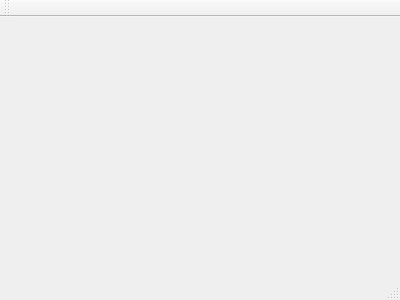
Old version of the form mainwindow.ui in the repository present42/COMP2012H_Monopoly.
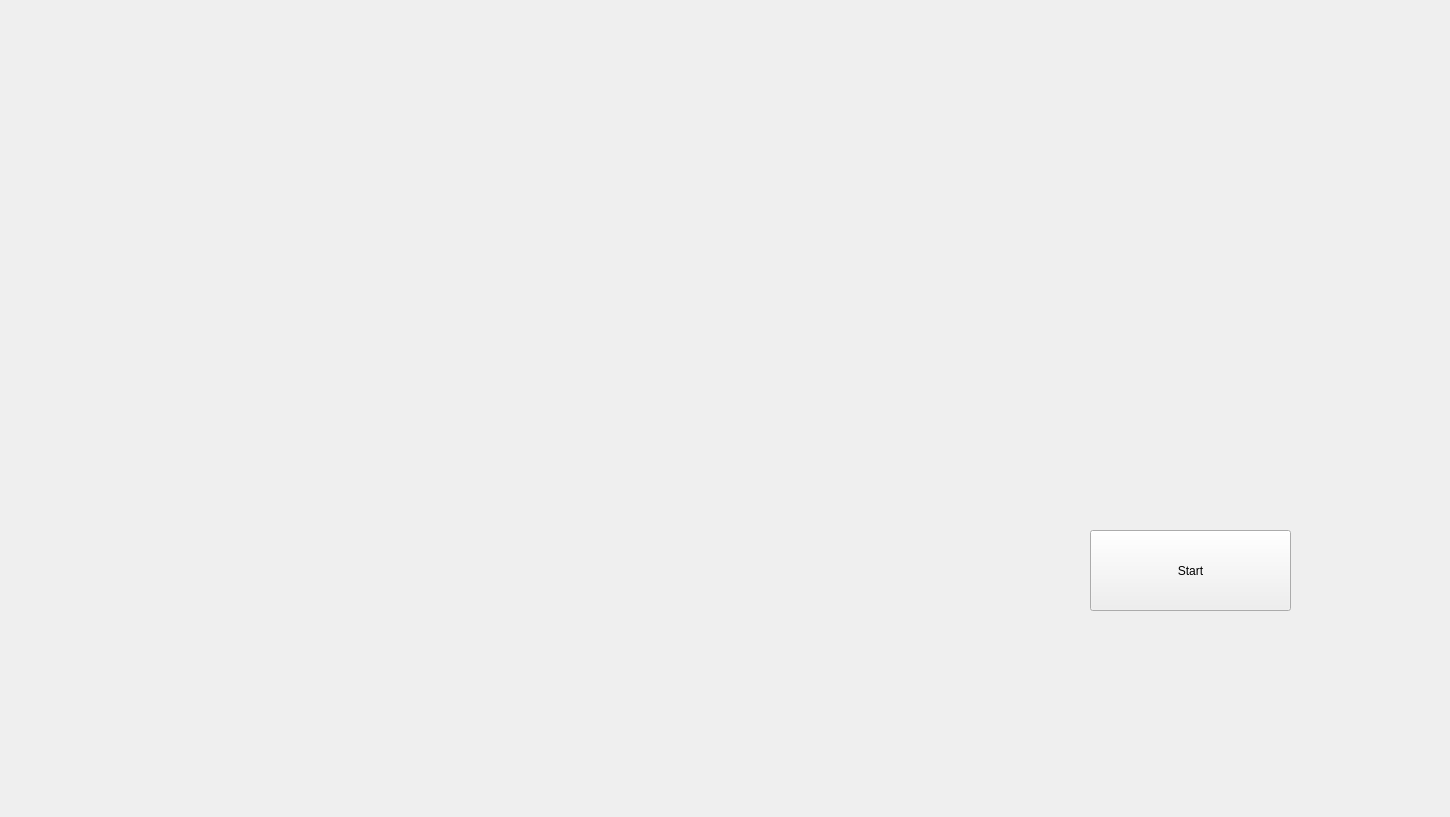
New version of the form. Icons and pictures are not drawn.

Patch:
```diff
--- a/mainwindow.ui
+++ b/mainwindow.ui
@@ -1,24 +1,50 @@
 <ui version="4.0">
  <class>MainWindow</class>
- <widget class="QMainWindow" name="MainWindow" >
-  <property name="geometry" >
+ <widget class="QMainWindow" name="MainWindow">
+  <property name="geometry">
    <rect>
     <x>0</x>
     <y>0</y>
-    <width>400</width>
-    <height>300</height>
+    <width>1450</width>
+    <height>817</height>
    </rect>
   </property>
   <property name="windowTitle" >
    <string>MainWindow</string>
   </property>
-  <widget class="QMenuBar" name="menuBar" />
-  <widget class="QToolBar" name="mainToolBar" />
-  <widget class="QWidget" name="centralWidget" />
-  <widget class="QStatusBar" name="statusBar" />
+  <widget class="QWidget" name="centralWidget">
+   <widget class="QLabel" name="logo">
+    <property name="geometry">
+     <rect>
+      <x>50</x>
+      <y>70</y>
+      <width>1291</width>
+      <height>391</height>
+     </rect>
+    </property>
+    <property name="text">
+     <string/>
+    </property>
+    <property name="pixmap">
+     <pixmap>logo.png</pixmap>
+    </property>
+   </widget>
+   <widget class="QPushButton" name="pushButton">
+    <property name="geometry">
+     <rect>
+      <x>1090</x>
+      <y>530</y>
+      <width>201</width>
+      <height>81</height>
+     </rect>
+    </property>
+    <property name="text">
+     <string>Start</string>
+    </property>
+   </widget>
+  </widget>
  </widget>
- <layoutDefault spacing="6" margin="11" />
- <pixmapfunction></pixmapfunction>
+ <layoutdefault spacing="6" margin="11"/>
  <resources/>
  <connections/>
 </ui>
```
Left out of the diff: 3 changed lines with no effect on the pictures.
